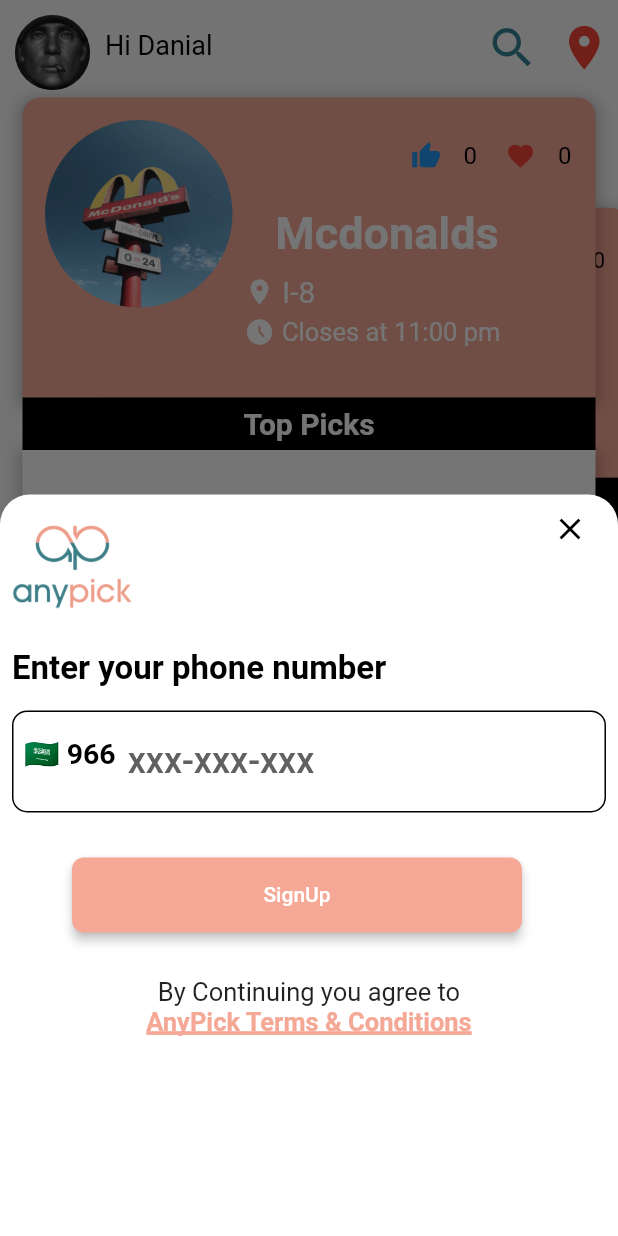
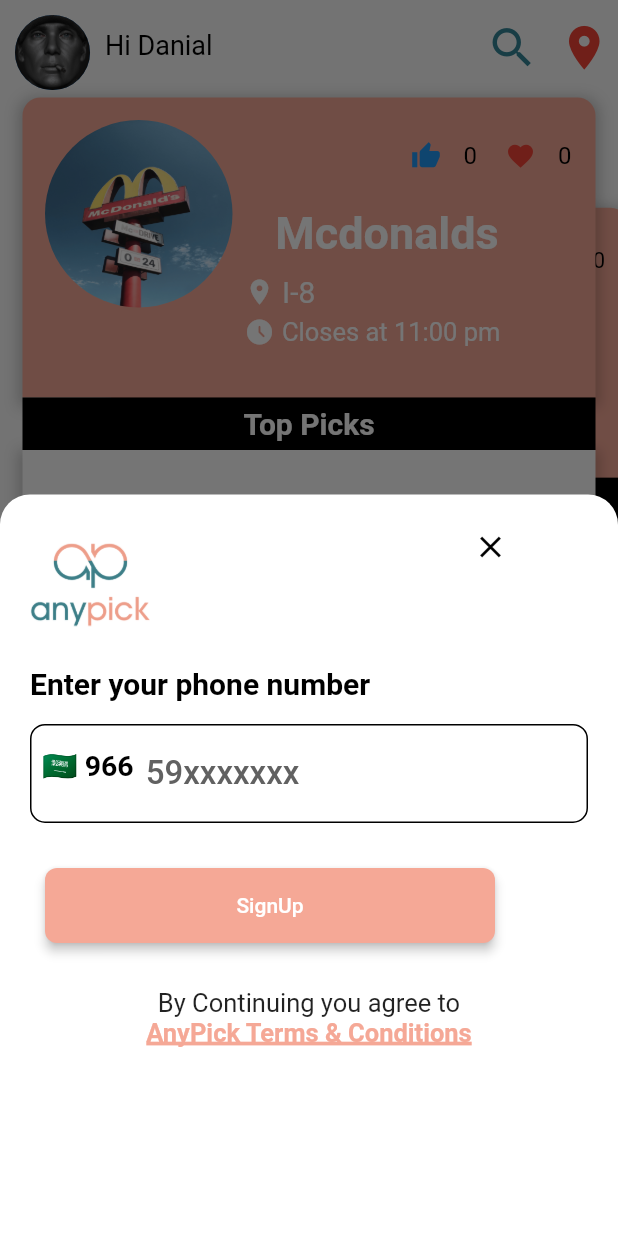
Before and after one commit to ED209Repo/AnyPick, a Flutter app: the Example screen opened directly, after a tap on "Order", on a phone screen of 412 x 824 dp. Run offline on Flutter 3.47's test engine with Material 2 defaults, Android fonts, the phone set to English and light mode, and no system bars; drawn by our look-alikes of flutter_card_swiper; our stand-ins replace card_swiper, country_picker, fluttertoast, image_picker, liquid_swipe, lottie and 1 more; missing offline and left inert: fast_color_picker, flutterme_credit_card; network calls fail.

```diff
--- a/lib/OtpScreen.dart
+++ b/lib/OtpScreen.dart
@@ -18,7 +18,7 @@ class _otpscreenState extends State<otpscreen> {
   @override
   Widget build(BuildContext context) {
     return Padding(
-            padding: const EdgeInsets.all(10),
+            padding: const EdgeInsets.all(20),
             child: Column(
               children: [
                 Row(
--- a/lib/Register.dart
+++ b/lib/Register.dart
@@ -40,7 +40,7 @@ class _registerscreenState extends State<registerscreen> {
       ),
     );
     return Padding(
-            padding: const EdgeInsets.all(8.0),
+            padding: const EdgeInsets.all(20.0),
             child: Form(
               key: _formKey,
               child: Column(
@@ -56,7 +56,7 @@ class _registerscreenState extends State<registerscreen> {
                             child: Image.asset("images/logo2.png")),
                       ),
                        Padding(
-                        padding: const EdgeInsets.only(left: 130, bottom: 50,),
+                        padding: const EdgeInsets.only(left: 65, bottom: 50,),
                         child: GestureDetector(
                           onTap: () => Navigator.of(context).pop(),
                             child: const Icon(Icons.close,color: Colors.black,)),
@@ -67,13 +67,13 @@ class _registerscreenState extends State<registerscreen> {
                   Row(
                     children: [
                       Padding(
-                        padding: const EdgeInsets.only(right: 80.0),
+                        padding: const EdgeInsets.only(right: 60.0),
                         child: Text(
                           "Enter your phone number",
                           style: TextStyle(
                             fontWeight: FontWeight.bold,
                             color: AppColors.blackColor,
-                            fontSize: 22,
+                            fontSize: 20,
                           ),
                           textAlign: TextAlign.center,
                         ),
@@ -111,10 +111,10 @@ class _registerscreenState extends State<registerscreen> {
                       fontWeight: FontWeight.bold,
                     ),
                     decoration: InputDecoration(
-                      hintText: "xxx-xxx-xxx",
+                      hintText: "59xxxxxxx",
                       hintStyle: TextStyle(
                         fontWeight: FontWeight.w500,
-                        fontSize: 24,
+                        fontSize: 22,
                         color: AppColors.greyText,
                       ),
                       enabledBorder: OutlineInputBorder(
@@ -192,7 +192,7 @@ class _registerscreenState extends State<registerscreen> {
                  Row(
                    children: [
                      Padding(
-                       padding: const EdgeInsets.only(left: 40, right: 15),
+                       padding: const EdgeInsets.only(left: 10, right: 15),
                        child: ElevatedButton(
                          style: ElevatedButton.styleFrom(
                            primary: AppColors.themeColor,
```
Also changed, not shown: lib/Card_Swiper.dart (+20 -1 lines), lib/MenuPage.dart (+20 -6 lines).
